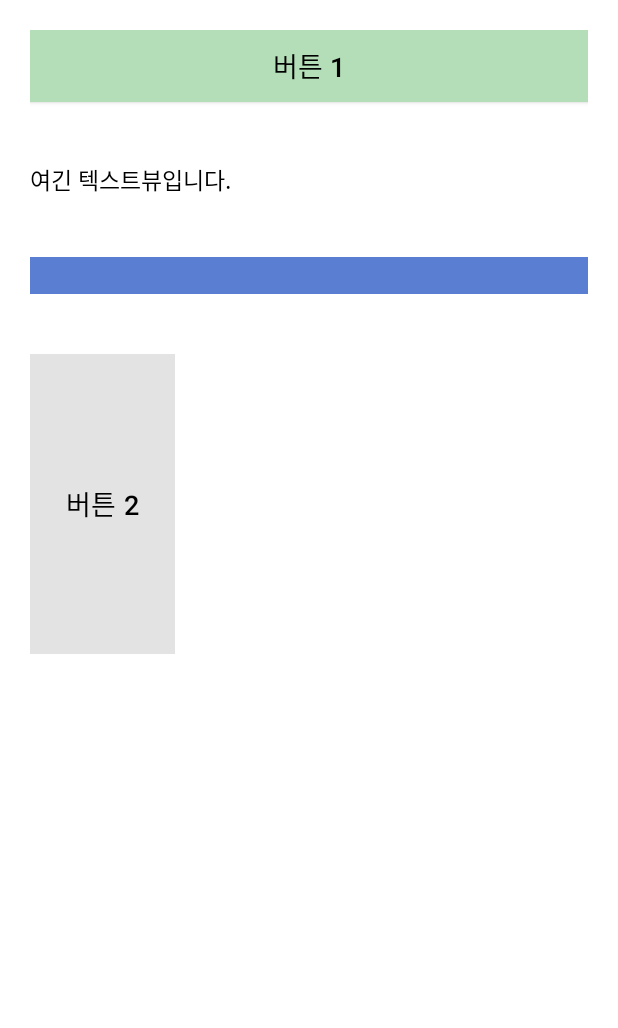
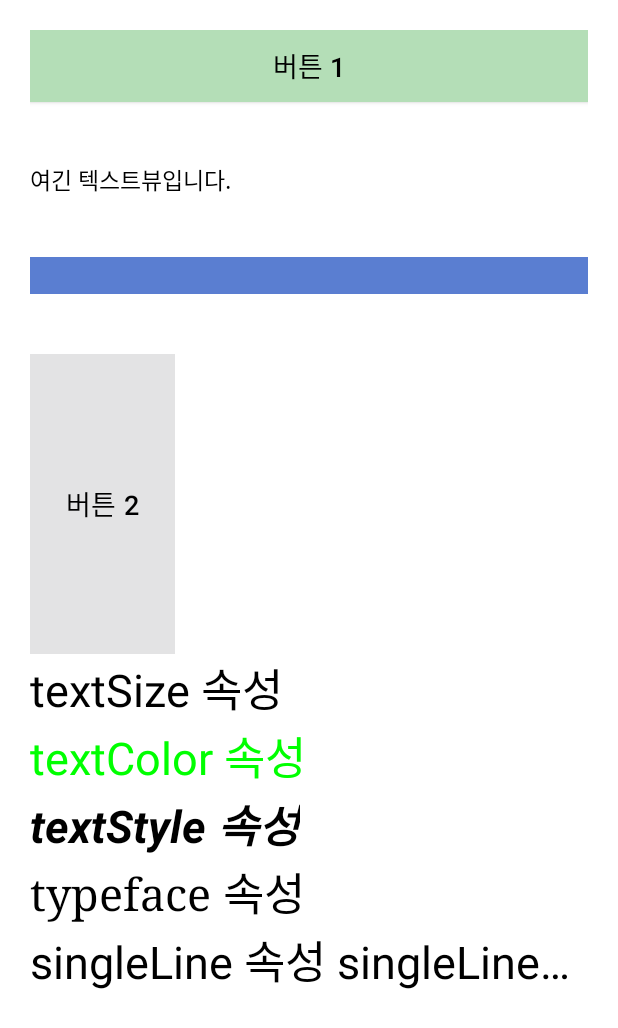
Before and after one commit to jung0115/GNU_MobileProgramming, an Android app: the screen it shows after launch (MainActivity), on a phone screen of 412 x 824 dp. Shown: the top 1028 px of the screen. Run offline under Robolectric (Android 15) with nearby library versions, the phone set to English and light mode, and no system bars.

Commit message:
[WEEK04] #4 - TextView 속성

```diff
--- a/week04_1/app/src/main/res/layout/activity_main.xml
+++ b/week04_1/app/src/main/res/layout/activity_main.xml
@@ -43,4 +43,44 @@
         android:layout_marginTop="20dp"
         android:enabled="false"/>
 
+    <!-- 텍스트뷰 속성 -->
+
+    <TextView
+        android:layout_width="wrap_content"
+        android:layout_height="wrap_content"
+        android:textSize="30dp"
+        android:text="textSize 속성"
+        android:textColor="@color/black"/>
+
+    <TextView
+        android:layout_width="wrap_content"
+        android:layout_height="wrap_content"
+        android:textSize="30dp"
+        android:text="textColor 속성"
+        android:textColor="#00FF00"/>
+
+    <TextView
+        android:layout_width="wrap_content"
+        android:layout_height="wrap_content"
+        android:textSize="30dp"
+        android:text="textStyle 속성"
+        android:textStyle="bold|italic"
+        android:textColor="@color/black"/>
+
+    <TextView
+        android:layout_width="wrap_content"
+        android:layout_height="wrap_content"
+        android:textSize="30dp"
+        android:text="typeface 속성"
+        android:typeface="serif"
+        android:textColor="@color/black"/>
+
+    <TextView
+        android:layout_width="wrap_content"
+        android:layout_height="wrap_content"
+        android:textSize="30dp"
+        android:text="singleLine 속성 singleLine 속성 singleLine 속성"
+        android:singleLine="true"
+        android:textColor="@color/black"/>
+
 </LinearLayout>
```
